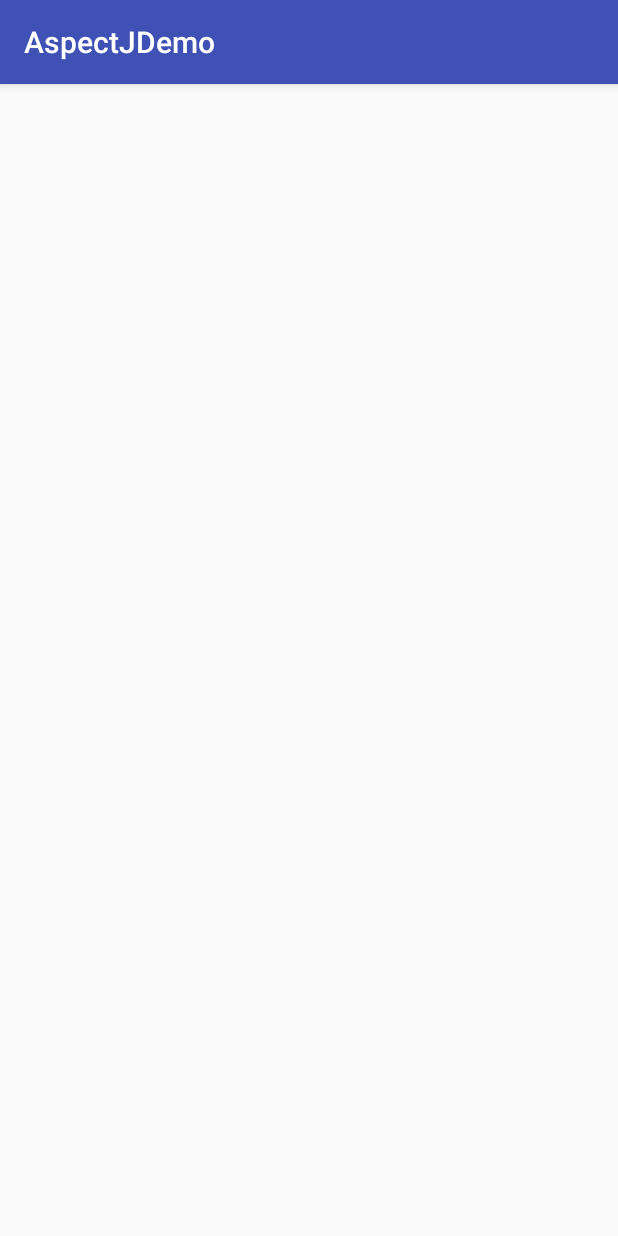
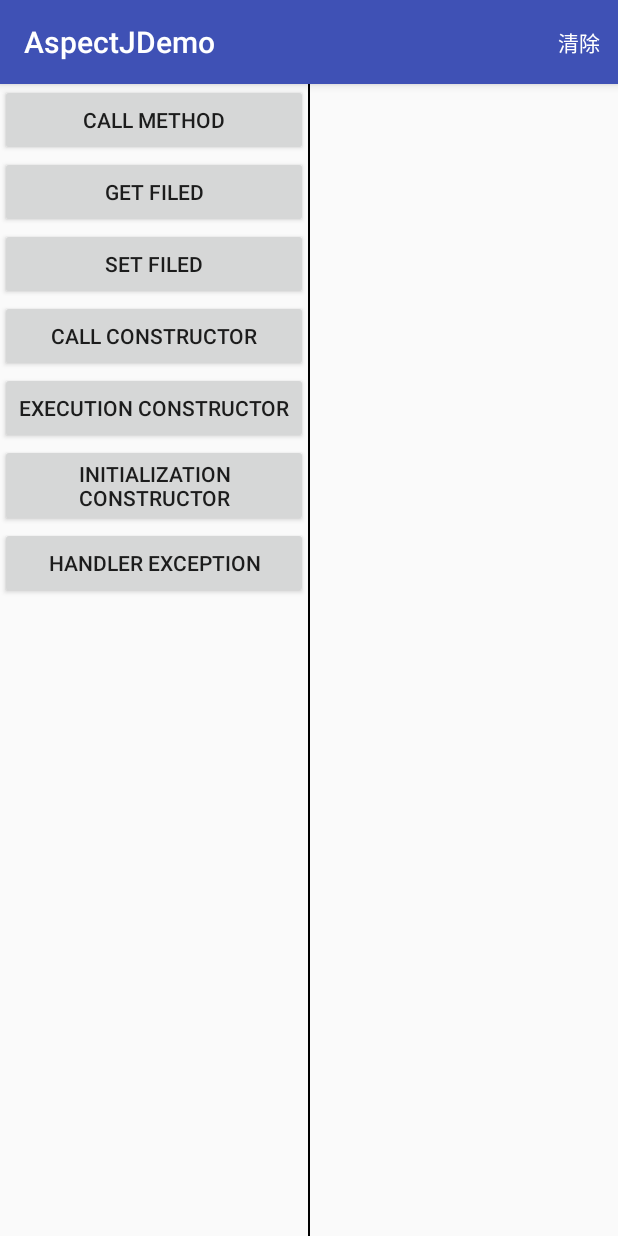
Before and after one commit to Zzechen/AspectJDemo, an Android app: the AllAopActivity screen opened directly, with no data from a screen before it, on a phone screen of 412 x 824 dp. Run offline under Robolectric (Android 15) with nearby library versions, the phone set to English and light mode, and no system bars; our stand-ins replace EventBus, data binding.

Commit message:
add set,get,call,some ConstructorPattern

```diff
--- /dev/null
+++ b/app/src/main/java/com/zzc/aspectjdemo/adapter/AllLogAdapter.java
@@ -0,0 +1,55 @@
+package com.zzc.aspectjdemo.adapter;
+
+import android.content.Context;
+import android.databinding.DataBindingUtil;
+import android.support.v7.widget.RecyclerView;
+import android.view.LayoutInflater;
+import android.view.View;
+import android.view.ViewGroup;
+
+import com.zzc.aspectjdemo.R;
+import com.zzc.aspectjdemo.databinding.ItemAllLogBinding;
+
+import java.util.List;
+
+/**
+ * @auth zzc
+ * @date 2017/11/21
+ * @desc ${desc}
+ */
+
+public class AllLogAdapter extends RecyclerView.Adapter<AllLogAdapter.AllLogViewHolder> {
+    private List<String> mList;
+    private LayoutInflater mInflater;
+
+    public AllLogAdapter(List<String> list, Context context) {
+        mList = list;
+        mInflater = LayoutInflater.from(context);
+    }
+
+    @Override
+    public AllLogViewHolder onCreateViewHolder(ViewGroup parent, int viewType) {
+        View itemView = mInflater.inflate(R.layout.item_all_log, parent, false);
+        AllLogViewHolder viewHolder = new AllLogViewHolder(itemView);
+        return viewHolder;
+    }
+
+    @Override
+    public void onBindViewHolder(AllLogViewHolder holder, int position) {
+        holder.mBinding.tvItemAllLog.setText(mList.get(position));
+    }
+
+    @Override
+    public int getItemCount() {
+        return mList.size();
+    }
+
+    public static class AllLogViewHolder extends RecyclerView.ViewHolder {
+        private final ItemAllLogBinding mBinding;
+
+        public AllLogViewHolder(View itemView) {
+            super(itemView);
+            mBinding = DataBindingUtil.bind(itemView);
+        }
+    }
+}
--- /dev/null
+++ b/app/src/main/java/com/zzc/aspectjdemo/model/AopFiledModel.java
@@ -0,0 +1,29 @@
+package com.zzc.aspectjdemo.model;
+
+import com.zzc.aspectjdemo.annotation.FiledGetIntercept;
+import com.zzc.aspectjdemo.annotation.FiledSetIntercept;
+import com.zzc.aspectjdemo.utils.TimeUtils;
+
+/**
+ * @auth zzc
+ * @date 2017/11/21
+ * @desc ${通过Aop，set/get属性值}
+ */
+
+public class AopFiledModel {
+    @FiledGetIntercept
+    @FiledSetIntercept
+    private String time;//赋值时间
+
+    public AopFiledModel() {
+        time = TimeUtils.getCurTimeString();
+    }
+
+    public String getTime() {
+        return time;
+    }
+
+    public void setTime(String time) {
+        this.time = time;
+    }
+}
--- a/app/src/main/java/com/zzc/aspectjdemo/ui/AllAopActivity.java
+++ b/app/src/main/java/com/zzc/aspectjdemo/ui/AllAopActivity.java
@@ -1,8 +1,31 @@
 package com.zzc.aspectjdemo.ui;
 
+import android.databinding.DataBindingUtil;
 import android.os.Bundle;
 import android.support.annotation.Nullable;
 import android.support.v7.app.AppCompatActivity;
+import android.support.v7.widget.DividerItemDecoration;
+import android.support.v7.widget.LinearLayoutManager;
+import android.view.Menu;
+import android.view.MenuItem;
+import android.view.View;
+import android.widget.LinearLayout;
+
+import com.zzc.aspectjdemo.R;
+import com.zzc.aspectjdemo.adapter.AllLogAdapter;
+import com.zzc.aspectjdemo.annotation.CallMethod;
+import com.zzc.aspectjdemo.annotation.ClickFilter;
+import com.zzc.aspectjdemo.databinding.ActivityAllBinding;
+import com.zzc.aspectjdemo.event.AspectjEvent;
+import com.zzc.aspectjdemo.model.AopConstructorModel;
+import com.zzc.aspectjdemo.model.AopFiledModel;
+import com.zzc.aspectjdemo.model.InitConstructorModel;
+import com.zzc.aspectjdemo.utils.TimeUtils;
+
+import org.greenrobot.eventbus.EventBus;
+import org.greenrobot.eventbus.Subscribe;
+
+import java.util.ArrayList;
 
 /**
  * @auth zzc
@@ -11,8 +34,123 @@ import android.support.v7.app.AppCompatActivity;
  */
 
 public class AllAopActivity extends AppCompatActivity {
+
+    private ActivityAllBinding mBinding;
+    private ArrayList<String> mList;
+    private AllLogAdapter mAdapter;
+    private LinearLayoutManager mLayoutManager;
+    private AopFiledModel mFiledModel;
+
     @Override
     protected void onCreate(@Nullable Bundle savedInstanceState) {
         super.onCreate(savedInstanceState);
+        EventBus.getDefault().register(this);
+        mFiledModel = new AopFiledModel();
+        mBinding = DataBindingUtil.setContentView(this, R.layout.activity_all);
+        mBinding.btnAllCall.setOnClickListener(new View.OnClickListener() {
+            @ClickFilter
+            @Override
+            public void onClick(View v) {
+                callMethod();
+            }
+        });
+        mBinding.btnAllSet.setOnClickListener(new View.OnClickListener() {
+            @Override
+            @ClickFilter
+            public void onClick(View v) {
+                String time = TimeUtils.getCurTimeString();
+                mFiledModel.setTime(time);
+                add("origin set field click:\nvalue:" + time);
+            }
+        });
+        mBinding.btnAllGet.setOnClickListener(new View.OnClickListener() {
+            @Override
+            @ClickFilter
+            public void onClick(View v) {
+                String time = mFiledModel.getTime();
+                add("origin get filed click:\nvalue:" + time);
+            }
+        });
+        mBinding.btnAllCallConstructor.setOnClickListener(new View.OnClickListener() {
+            @Override
+            @ClickFilter
+            public void onClick(View v) {
+                new AopConstructorModel();
+                add("origin call constructor click:\n time:" + TimeUtils.getCurTimeString());
+            }
+        });
+        mBinding.btnAllExecConstructor.setOnClickListener(new View.OnClickListener() {
+            @Override
+            @ClickFilter
+            public void onClick(View v) {
+                new AopConstructorModel();
+                add("origin execution constructor click:\n time:" + TimeUtils.getCurTimeString());
+            }
+        });
+        mBinding.btnAllInitConstructor.setOnClickListener(new View.OnClickListener() {
+            @Override
+            @ClickFilter
+            public void onClick(View v) {
+                new InitConstructorModel();
+                add("origin initialization constructor click:\n time:" + TimeUtils.getCurTimeString());
+            }
+        });
+        mBinding.btnAllHandler.setOnClickListener(new View.OnClickListener() {
+            @Override
+            @ClickFilter
+            public void onClick(View v) {
+                try {
+                    int i = 5 / 0;
+                }catch (ArithmeticException e){
+                    add("create an exception:ArithmeticException");
+                }
+            }
+        });
+        mList = new ArrayList<>();
+        mAdapter = new AllLogAdapter(mList, this);
+        mBinding.rvAllLog.setAdapter(mAdapter);
+        mLayoutManager = new LinearLayoutManager(this);
+        mBinding.rvAllLog.setLayoutManager(mLayoutManager);
+        DividerItemDecoration decor = new DividerItemDecoration(this, LinearLayout.VERTICAL);
+        decor.setDrawable(getResources().getDrawable(R.drawable.bg_divider_vertical));
+        mBinding.rvAllLog.addItemDecoration(decor);
+    }
+
+    @Override
+    public boolean onCreateOptionsMenu(Menu menu) {
+        getMenuInflater().inflate(R.menu.menu_all_log, menu);
+        return super.onCreateOptionsMenu(menu);
+    }
+
+    @Override
+    public boolean onOptionsItemSelected(MenuItem item) {
+        if (R.id.menu_all_clear == item.getItemId()) {
+            mList.clear();
+            mAdapter.notifyDataSetChanged();
+            return true;
+        }
+        return super.onOptionsItemSelected(item);
+    }
+
+    @CallMethod
+    public void callMethod() {
+        add("origin call click:" + TimeUtils.getCurTimeString());
+    }
+
+    @Subscribe
+    public void callEvent(AspectjEvent event) {
+        add(event.getInfo());
+    }
+
+    private void add(String info) {
+        mList.add(info);
+        mAdapter.notifyDataSetChanged();
+        mLayoutManager.scrollToPosition(mAdapter.getItemCount() - 1);
+    }
+
+    @Override
+    protected void onDestroy() {
+        super.onDestroy();
+        EventBus.getDefault().unregister(this);
     }
 }
--- /dev/null
+++ b/app/src/main/res/drawable/bg_divider_horizontal.xml
@@ -0,0 +1,6 @@
+<?xml version="1.0" encoding="utf-8"?>
+<shape xmlns:android="http://schemas.android.com/apk/res/android"
+       android:shape="rectangle">
+    <size android:width="1dp"/>
+    <solid android:color="#000000"/>
+</shape>
--- /dev/null
+++ b/app/src/main/res/drawable/bg_divider_vertical.xml
@@ -0,0 +1,6 @@
+<?xml version="1.0" encoding="utf-8"?>
+<shape xmlns:android="http://schemas.android.com/apk/res/android"
+       android:shape="rectangle">
+    <size android:height="1dp"/>
+    <solid android:color="#000000"/>
+</shape>
--- /dev/null
+++ b/app/src/main/res/layout/activity_all.xml
@@ -0,0 +1,73 @@
+<?xml version="1.0" encoding="utf-8"?>
+<layout>
+
+    <LinearLayout
+        xmlns:android="http://schemas.android.com/apk/res/android"
+        android:layout_width="match_parent"
+        android:layout_height="match_parent"
+        android:divider="@drawable/bg_divider_horizontal"
+        android:showDividers="middle"
+        android:orientation="horizontal">
+
+        <android.support.v4.widget.NestedScrollView
+            android:layout_width="0dp"
+            android:layout_height="match_parent"
+            android:layout_weight="1">
+
+            <LinearLayout
+                android:layout_width="match_parent"
+                android:layout_height="match_parent"
+                android:orientation="vertical">
+
+                <Button
+                    android:id="@+id/btn_all_call"
+                    android:layout_width="match_parent"
+                    android:layout_height="wrap_content"
+                    android:text="call method"/>
+
+                <Button
+                    android:id="@+id/btn_all_get"
+                    android:layout_width="match_parent"
+                    android:layout_height="wrap_content"
+                    android:text="get filed"/>
+
+                <Button
+                    android:id="@+id/btn_all_set"
+                    android:layout_width="match_parent"
+                    android:layout_height="wrap_content"
+                    android:text="set filed"/>
+
+                <Button
+                    android:id="@+id/btn_all_call_constructor"
+                    android:layout_width="match_parent"
+                    android:layout_height="wrap_content"
+                    android:text="call constructor"/>
+
+                <Button
+                    android:id="@+id/btn_all_exec_constructor"
+                    android:layout_width="match_parent"
+                    android:layout_height="wrap_content"
+                    android:text="execution constructor"/>
+                <Button
+                    android:id="@+id/btn_all_init_constructor"
+                    android:layout_width="match_parent"
+                    android:layout_height="wrap_content"
+                    android:text="initialization constructor"/>
+                <Button
+                    android:id="@+id/btn_all_handler"
+                    android:layout_width="match_parent"
+                    android:layout_height="wrap_content"
+                    android:text="handler exception"/>
+
+            </LinearLayout>
+        </android.support.v4.widget.NestedScrollView>
+
+        <android.support.v7.widget.RecyclerView
+            android:id="@+id/rv_all_log"
+            android:layout_width="0dp"
+            android:layout_height="match_parent"
+            android:layout_weight="1">
+
+        </android.support.v7.widget.RecyclerView>
+    </LinearLayout>
+</layout>
--- /dev/null
+++ b/app/src/main/res/menu/menu_all_log.xml
@@ -0,0 +1,8 @@
+<?xml version="1.0" encoding="utf-8"?>
+<menu xmlns:android="http://schemas.android.com/apk/res/android"
+      xmlns:app="http://schemas.android.com/apk/res-auto">
+    <item
+        android:id="@+id/menu_all_clear"
+        android:title="清除"
+        app:showAsAction="always"/>
+</menu>
```
Also changed, not shown: app/src/main/java/com/zzc/aspectjdemo/annotation/CallMethod.java (added, +16 -0 lines), app/src/main/java/com/zzc/aspectjdemo/annotation/ConstructorIntercept.java (added, +16 -0 lines), app/src/main/java/com/zzc/aspectjdemo/annotation/FiledGetIntercept.java (added, +16 -0 lines), app/src/main/java/com/zzc/aspectjdemo/annotation/FiledSetIntercept.java (added, +16 -0 lines), app/src/main/java/com/zzc/aspectjdemo/aop/AllAop.java (+149 -0 lines), app/src/main/java/com/zzc/aspectjdemo/event/AspectjEvent.java (added, +19 -0 lines), app/src/main/java/com/zzc/aspectjdemo/model/AopConstructorModel.java (added, +16 -0 lines), app/src/main/java/com/zzc/aspectjdemo/model/InitConstructorModel.java (added, +12 -0 lines), app/src/main/res/layout/item_all_log.xml (added, +13 -0 lines).
